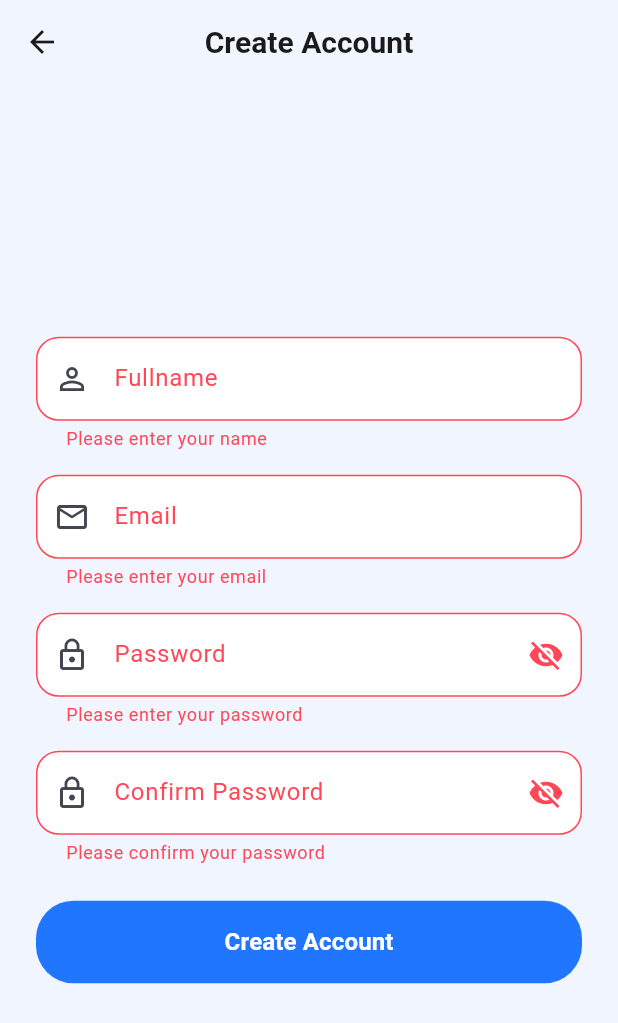
After one commit to javakanaya/how-much-do-i-owe-you, a Flutter app: the RegisterScreen screen opened directly, after a tap on "Create Account", on a phone screen of 412 x 824 dp. The commit adds this screen. Shown: the top 1023 px of the screen. Run offline on Flutter 3.47's test engine with Material 3 defaults, Android fonts, the phone set to English and light mode, and no system bars; our stand-ins replace cloud_firestore, firebase_auth, firebase_core, firebase_storage, flutter_riverpod, image_picker and 1 more; accounts and stored records are empty; generated files the repository leaves out were written again; Roboto replaces fonts that are missing (Poppins).

Commit message:
feat: register screen and form with riverpod

```diff
--- /dev/null
+++ b/lib/ui/screens/auth/register_screen.dart
@@ -0,0 +1,60 @@
+import 'package:flutter/material.dart';
+import 'package:flutter_riverpod/flutter_riverpod.dart';
+import 'package:how_much_do_i_owe_you/config/app_theme.dart';
+import 'package:how_much_do_i_owe_you/providers/auth_provider.dart';
+import 'package:how_much_do_i_owe_you/ui/screens/auth/widgets/registration_form.dart';
+
+class RegisterScreen extends ConsumerStatefulWidget {
+  const RegisterScreen({super.key});
+
+  @override
+  ConsumerState<RegisterScreen> createState() => _RegisterScreenState();
+}
+
+class _RegisterScreenState extends ConsumerState<RegisterScreen> {
+  bool _isLoading = false;
+
+  Future<void> _register(String email, String password, String name) async {
+    ref.read(authErrorProvider.notifier).clearError();
+
+    // Set loading state to true
+    setState(() {
+      _isLoading = true;
+    });
+
+    // Attempt to register
+    await ref
+        .read(authServiceProvider.notifier)
+        .createUserWithEmailAndPassword(email, password, name);
+
+    // Reset loading state, regardless of success or failure
+    setState(() {
+      _isLoading = false;
+    });
+  }
+
+  @override
+  Widget build(BuildContext context) {
+    return Scaffold(
+      backgroundColor: AppTheme.backgroundColor,
+      appBar: AppBar(
+        iconTheme: const IconThemeData(color: AppTheme.textPrimaryColor),
+        title: const Text(
+          'Create Account',
+          style: TextStyle(color: Color(0xFF1A1A1A), fontWeight: FontWeight.bold),
+        ),
+        centerTitle: true,
+      ),
+      body: SafeArea(
+        child: Center(
+          child: SingleChildScrollView(
+            child: Padding(
+              padding: const EdgeInsets.all(24),
+              child: RegistrationForm(onRegister: _register, isLoading: _isLoading),
+            ),
+          ),
+        ),
+      ),
+    );
+  }
+}
--- a/lib/ui/screens/auth/utils/form_validators.dart
+++ b/lib/ui/screens/auth/utils/form_validators.dart
@@ -4,9 +4,7 @@ class FormValidators {
     if (value == null || value.isEmpty) {
       return 'Please enter your email';
     }
-    if (!RegExp(
-      r'^[\w-\.]+@([\w-]+\.)+[\w-]{2,4}$',
-    ).hasMatch(value)) {
+    if (!RegExp(r'^[\w-\.]+@([\w-]+\.)+[\w-]{2,4}$').hasMatch(value)) {
       return 'Please enter a valid email';
     }
     return null;
@@ -24,10 +22,7 @@ class FormValidators {
   }
 
   // Confirm password validation
-  static String? validateConfirmPassword(
-    String? value,
-    String password,
-  ) {
+  static String? validateConfirmPassword(String? value, String password) {
     if (value == null || value.isEmpty) {
       return 'Please confirm your password';
     }
@@ -38,10 +33,7 @@ class FormValidators {
   }
 
   // Required field validation
-  static String? validateRequired(
-    String? value, {
-    String? fieldName,
-  }) {
+  static String? validateRequired(String? value, {String? fieldName}) {
     if (value == null || value.trim().isEmpty) {
       return 'Please enter ${fieldName ?? 'this field'}';
     }
--- /dev/null
+++ b/lib/ui/screens/auth/widgets/auth_error_display.dart
@@ -0,0 +1,32 @@
+import 'package:flutter/material.dart';
+import 'package:flutter_riverpod/flutter_riverpod.dart';
+import 'package:how_much_do_i_owe_you/providers/auth_provider.dart';
+
+class AuthErrorDisplay extends ConsumerWidget {
+  const AuthErrorDisplay({super.key});
+
+  @override
+  Widget build(BuildContext context, WidgetRef ref) {
+    final authError = ref.watch(authErrorProvider);
+
+    if (authError == null) {
+      return const SizedBox.shrink();
+    }
+
+    return Padding(
+      padding: const EdgeInsets.only(bottom: 16.0),
+      child: Container(
+        padding: const EdgeInsets.all(8.0),
+        decoration: BoxDecoration(
+          color: Colors.red.shade100,
+          borderRadius: BorderRadius.circular(4),
+        ),
+        child: Text(
+          authError,
+          style: const TextStyle(color: Colors.red, fontWeight: FontWeight.w500),
+          textAlign: TextAlign.center,
+        ),
+      ),
+    );
+  }
+}
--- /dev/null
+++ b/lib/ui/screens/auth/widgets/registration_form.dart
@@ -0,0 +1,91 @@
+import 'package:flutter/material.dart';
+import 'package:flutter_riverpod/flutter_riverpod.dart';
+import 'package:how_much_do_i_owe_you/ui/screens/auth/utils/form_validators.dart';
+import 'package:how_much_do_i_owe_you/ui/screens/auth/widgets/auth_error_display.dart';
+import 'package:how_much_do_i_owe_you/ui/screens/auth/widgets/password_input_field.dart';
+import 'package:how_much_do_i_owe_you/ui/widgets/custom_button.dart';
+import 'package:how_much_do_i_owe_you/ui/widgets/custom_input_field.dart';
+
+class RegistrationForm extends ConsumerStatefulWidget {
+  final Future<void> Function(String email, String password, String name) onRegister;
+  final bool isLoading;
+
+  const RegistrationForm({super.key, required this.onRegister, required this.isLoading});
+
+  @override
+  ConsumerState<RegistrationForm> createState() => _RegistrationFormState();
+}
+
+class _RegistrationFormState extends ConsumerState<RegistrationForm> {
+  final _formKey = GlobalKey<FormState>();
+  final _nameController = TextEditingController();
+  final _emailController = TextEditingController();
+  final _passwordController = TextEditingController();
+  final _confirmPasswordController = TextEditingController();
+
+  @override
+  Widget build(BuildContext context) {
+    return Form(
+      key: _formKey,
+      child: Column(
+        children: [
+          AuthErrorDisplay(),
+
+          CustomInputField(
+            controller: _nameController,
+            labelText: "Fullname",
+            hintText: "Enter your fullname",
+            prefixIcon: Icons.person_outline,
+            validator: FormValidators.validateName,
+          ),
+
+          SizedBox(height: 16),
+
+          CustomInputField(
+            controller: _emailController,
+            labelText: "Email",
+            hintText: "Enter your email",
+            prefixIcon: Icons.email_outlined,
+            keyboardType: TextInputType.emailAddress,
+            validator: FormValidators.validateEmail,
+          ),
+          SizedBox(height: 16),
+
+          PasswordInputField(
+            controller: _passwordController,
+            validator: FormValidators.validatePassword,
+          ),
+
+          SizedBox(height: 16),
+
+          PasswordInputField(
+            controller: _confirmPasswordController,
+            labelText: "Confirm Password",
+            hintText: "Confirm your password",
+            validator:
+                (value) => FormValidators.validateConfirmPassword(
+                  value,
+                  _passwordController.text,
+                ),
+          ),
+
+          SizedBox(height: 24),
+
+          PrimaryButton(
+            text: "Create Account",
+            onPressed: () {
+              if (_formKey.currentState!.validate()) {
+                widget.onRegister(
+                  _emailController.text.trim(),
+                  _passwordController.text.trim(),
+                  _nameController.text.trim(),
+                );
+              }
+            },
+            isLoading: widget.isLoading,
+          ),
+        ],
+      ),
+    );
+  }
+}
```
